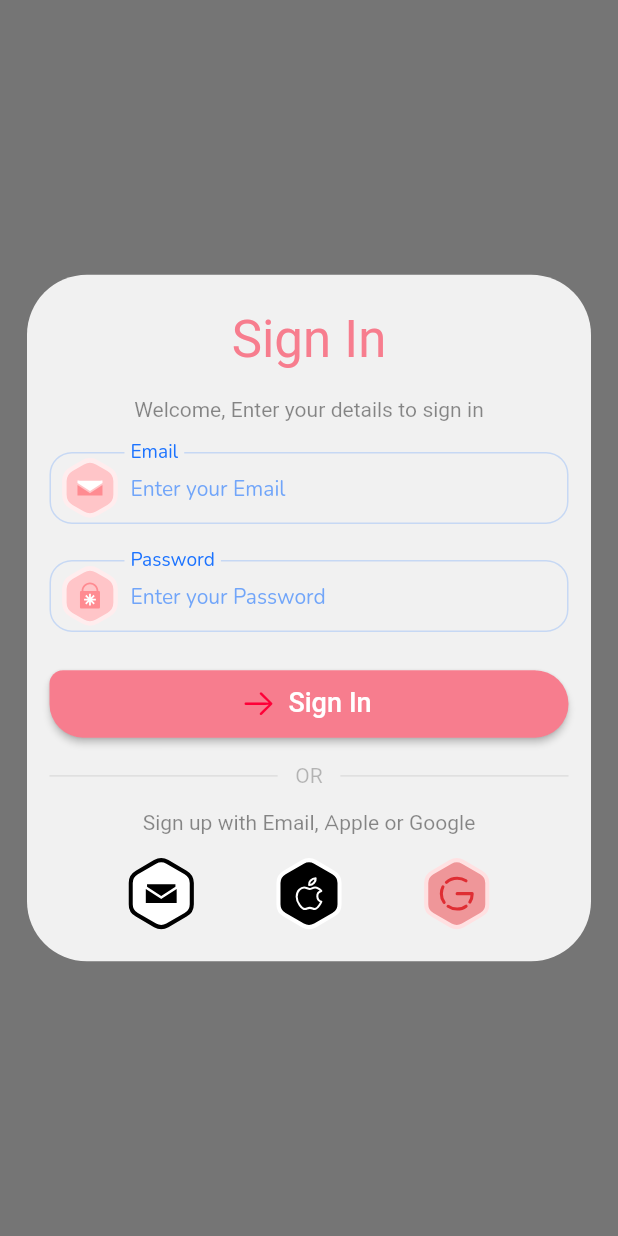
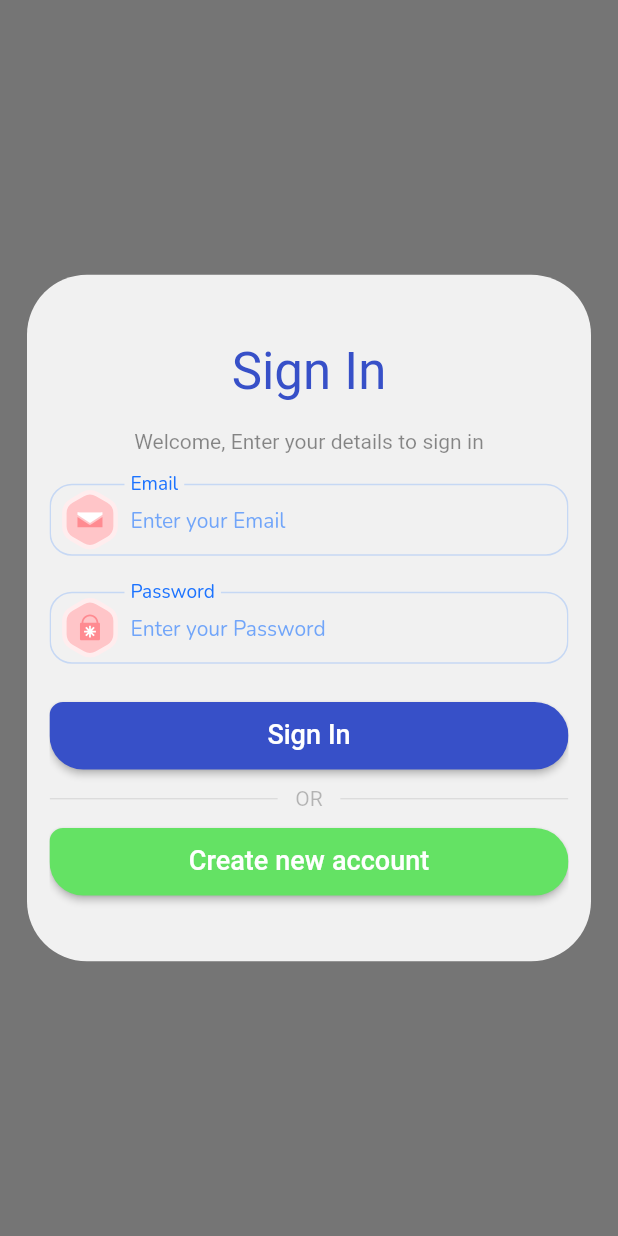
Before and after one commit to ZEX404/Social-App, a Flutter app: what customSignInDialogue() shows on an empty page, opened directly, on a phone screen of 412 x 824 dp. Run offline on Flutter 3.47's test engine with Material 2 defaults, Android fonts, the phone set to English and light mode, and no system bars; our stand-ins replace cached_network_image, carousel_slider, connectivity_plus, flutter_svg, fluttericon, fluttertoast and 8 more; missing offline and left inert: scroll_app_bar; accounts and stored records are empty; network calls fail; statements that could not run were skipped.

Commit message:
create new account button

```diff
--- a/lib/core/constants/colors.dart
+++ b/lib/core/constants/colors.dart
@@ -1,7 +1,7 @@
 import 'package:flutter/material.dart';
 
 class AppColors {
-  static const kPrimaryColor = Color(0xFFF77D8E);
+  static const kPrimaryColor = Color.fromARGB(255, 55, 80, 200);
   static const kTextColor = Color.fromARGB(255, 28, 115, 255);
   static const kBackground = Color.fromARGB(255, 235, 235, 235);
 }
--- a/lib/view/widgets/auth/signIndialogue.dart
+++ b/lib/view/widgets/auth/signIndialogue.dart
@@ -1,7 +1,6 @@
 // ignore_for_file: file_names
 
 import 'package:flutter/material.dart';
-import 'package:flutter_svg/svg.dart';
 import '../../../core/constants/colors.dart';
 import '../../../core/services/services.dart';
 import '../../screens/onboarding.dart';
@@ -40,10 +39,13 @@ Future<Object?> customSignInDialogue(BuildContext context) {
           color: Colors.white.withOpacity(0.9),
           borderRadius: BorderRadius.circular(40),
         ),
+        child: ClipRRect(
+          borderRadius: BorderRadius.circular(40.0),
           child: Scaffold(
             resizeToAvoidBottomInset: false,
             backgroundColor: Colors.transparent,
-          body: Center(
+            body: Container(
+              alignment: Alignment.center,
               child: SingleChildScrollView(
                 child: Column(
                   mainAxisAlignment: MainAxisAlignment.start,
@@ -74,12 +76,14 @@ Future<Object?> customSignInDialogue(BuildContext context) {
                           ),
                         ),
                         const SignInForm(),
-                      Row(
+                        Padding(
+                          padding: const EdgeInsets.symmetric(vertical: 10),
+                          child: Row(
                             children: [
                               const Expanded(child: Divider()),
                               Padding(
-                            padding:
-                                EdgeInsets.symmetric(horizontal: height / 70),
+                                padding: EdgeInsets.symmetric(
+                                    horizontal: height / 70),
                                 child: Text(
                                   "OR",
                                   style: TextStyle(
@@ -91,57 +95,83 @@ Future<Object?> customSignInDialogue(BuildContext context) {
                               const Expanded(child: Divider()),
                             ],
                           ),
-                      Column(
-                        mainAxisAlignment: MainAxisAlignment.center,
-                        children: [
-                          Padding(
-                            padding:
-                                EdgeInsets.symmetric(vertical: height / 60),
+                        ),
+                        ElevatedButton(
+                          onPressed: () {},
+                          style: ElevatedButton.styleFrom(
+                            minimumSize: const Size(double.infinity, 45),
+                            backgroundColor:
+                                const Color.fromARGB(255, 100, 226, 100),
+                            shape: const RoundedRectangleBorder(
+                              borderRadius: BorderRadius.only(
+                                bottomLeft: Radius.circular(25),
+                                bottomRight: Radius.circular(25),
+                                topLeft: Radius.circular(10),
+                                topRight: Radius.circular(25),
+                              ),
+                            ),
+                          ),
                           child: Text(
-                              "Sign up with Email, Apple or Google",
+                            "Create new account",
                             style: TextStyle(
-                                color: Colors.black45,
+                              color: Colors.white,
+                              fontSize: 18,
                               fontFamily: alexandria,
                             ),
                           ),
                         ),
-                          Row(
-                            mainAxisAlignment: MainAxisAlignment.spaceEvenly,
-                            children: [
-                              IconButton(
-                                onPressed: () {},
-                                padding: EdgeInsets.zero,
-                                icon: SvgPicture.asset(
-                                  'assets/icons/email_box.svg',
-                                  height: 60,
-                                  width: 60,
-                                ),
-                              ),
-                              IconButton(
-                                onPressed: () {},
-                                padding: EdgeInsets.zero,
-                                icon: SvgPicture.asset(
-                                  'assets/icons/apple_box.svg',
-                                  height: 60,
-                                  width: 60,
-                                ),
-                              ),
-                              IconButton(
-                                onPressed: () {},
-                                padding: EdgeInsets.zero,
-                                icon: SvgPicture.asset(
-                                  'assets/icons/google_box.svg',
-                                  height: 60,
-                                  width: 60,
-                                ),
+                        // Column(
+                        //   mainAxisAlignment: MainAxisAlignment.center,
+                        //   children: [
+                        //     Padding(
+                        //       padding:
+                        //           EdgeInsets.symmetric(vertical: height / 60),
+                        //       child: Text(
+                        //         "Sign up with Email, Apple or Google",
+                        //         style: TextStyle(
+                        //           color: Colors.black45,
+                        //           fontFamily: alexandria,
+                        //         ),
+                        //       ),
+                        //     ),
+                        //     Row(
+                        //       mainAxisAlignment: MainAxisAlignment.spaceEvenly,
+                        //       children: [
+                        //         IconButton(
+                        //           onPressed: () {},
+                        //           padding: EdgeInsets.zero,
+                        //           icon: SvgPicture.asset(
+                        //             'assets/icons/email_box.svg',
+                        //             height: 60,
+                        //             width: 60,
+                        //           ),
+                        //         ),
+                        //         IconButton(
+                        //           onPressed: () {},
+                        //           padding: EdgeInsets.zero,
+                        //           icon: SvgPicture.asset(
+                        //             'assets/icons/apple_box.svg',
+                        //             height: 60,
+                        //             width: 60,
+                        //           ),
+                        //         ),
+                        //         IconButton(
+                        //           onPressed: () {},
+                        //           padding: EdgeInsets.zero,
+                        //           icon: SvgPicture.asset(
+                        //             'assets/icons/google_box.svg',
+                        //             height: 60,
+                        //             width: 60,
+                        //           ),
+                        //         ),
+                        //       ],
+                        //     ),
+                        //   ],
+                        // )
+                      ],
                     ),
                   ],
                 ),
-                        ],
-                      )
-                    ],
-                  ),
-                ],
               ),
             ),
           ),
--- a/lib/view/widgets/auth/sign_in_form.dart
+++ b/lib/view/widgets/auth/sign_in_form.dart
@@ -44,8 +44,8 @@ class SignInForm extends StatelessWidget {
             ),
           ),
           Padding(
-            padding: const EdgeInsets.only(top: 8, bottom: 16),
-            child: ElevatedButton.icon(
+            padding: const EdgeInsets.only(top: 8),
+            child: ElevatedButton(
               onPressed: () {},
               style: ElevatedButton.styleFrom(
                 minimumSize: const Size(double.infinity, 45),
@@ -59,11 +59,7 @@ class SignInForm extends StatelessWidget {
                   ),
                 ),
               ),
-              icon: const Icon(
-                CupertinoIcons.arrow_right,
-                color: Color(0xFFFE0037),
-              ),
-              label: Text(
+              child: Text(
                 "Sign In",
                 style: TextStyle(
                   color: Colors.white,
--- a/lib/view/widgets/onboarding/animatedbtn.dart
+++ b/lib/view/widgets/onboarding/animatedbtn.dart
@@ -6,7 +6,6 @@ import 'package:flutter/cupertino.dart'
         GestureDetector,
         Icon,
         MainAxisAlignment,
-        MediaQuery,
         Positioned,
         Row,
         SizedBox,
@@ -35,7 +34,7 @@ class AnimatedBtn extends StatelessWidget {
       onTap: press,
       child: SizedBox(
         height: 56,
-        width: MediaQuery.of(context).size.width / 1.8,
+        width: 200,
         child: Stack(
           children: [
             RiveAnimation.asset(
--- a/lib/view/widgets/onboarding/slider.dart
+++ b/lib/view/widgets/onboarding/slider.dart
@@ -51,7 +51,7 @@ class OnBoardingSlider extends GetView<OnBoardingControllerImp> {
                 child: Container(
                   width: width,
                   decoration: BoxDecoration(
-                    color: AppColors.kPrimaryColor.withOpacity(0.4),
+                    color: AppColors.kPrimaryColor.withOpacity(0.1),
                     border: Border.all(
                       color: AppColors.kBackground.withOpacity(0.6),
                     ),
```
Also changed, not shown: pubspec.lock, 2 other files. Lines whose indentation alone changed are shown as unchanged.
